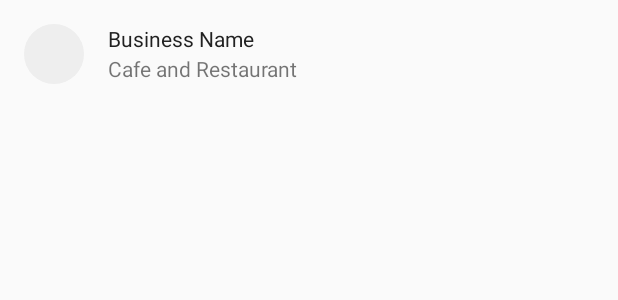
After one commit to thesultanster/Bachata, an Android app: the layout row_checkin_nearest_restaurant.xml on its own in the app's theme, with its tools: preview values and no code run, on a phone screen of 412 x 824 dp. The commit adds this screen. Shown: the top 300 px of the screen. Run offline under Robolectric (Android 15) with nearby library versions, the light colour scheme and no system bars.

Commit message:
BottomSheet Checkin Implementd

```diff
--- a/app/build.gradle
+++ b/app/build.gradle
@@ -9,8 +9,8 @@ android {
         applicationId "com.meetup.uhoo"
         minSdkVersion 19
         targetSdkVersion 24
-        versionCode 7
-        versionName "1.6"
+        versionCode 8
+        versionName "1.7"
         multiDexEnabled true
     }
     buildTypes {
--- /dev/null
+++ b/app/src/main/res/layout/row_checkin_nearest_restaurant.xml
@@ -0,0 +1,49 @@
+<?xml version="1.0" encoding="utf-8"?>
+
+<LinearLayout xmlns:android="http://schemas.android.com/apk/res/android"
+    android:layout_width="match_parent"
+    android:layout_height="wrap_content"
+    android:orientation="vertical">
+
+    <LinearLayout
+        android:layout_width="match_parent"
+        android:layout_height="wrap_content"
+        android:orientation="horizontal"
+        android:padding="16dp">
+
+        <de.hdodenhof.circleimageview.CircleImageView
+            android:id="@+id/profileImage"
+            android:layout_width="40dp"
+            android:layout_height="40dp"
+            android:src="@color/primaryColorLight" />
+
+        <LinearLayout
+            android:layout_width="wrap_content"
+            android:layout_height="40dp"
+            android:layout_marginLeft="16dp"
+            android:orientation="vertical">
+
+            <TextView
+                android:id="@+id/name"
+                android:layout_width="wrap_content"
+                android:layout_height="0dp"
+                android:layout_weight="1"
+                android:text="Business Name"
+                android:textColor="@color/primaryText"
+                android:textSize="14sp" />
+
+            <TextView
+                android:id="@+id/miniBio"
+                android:layout_width="wrap_content"
+                android:layout_height="0dp"
+                android:layout_weight="1"
+                android:text="Cafe and Restaurant"
+                android:textSize="14sp"/>
+
+        </LinearLayout>
+
+    </LinearLayout>
+
+
+
+</LinearLayout>
```
Also changed, not shown: app/src/main/java/com/meetup/uhoo/businesses_nearby/CheckinCafesNearbyDialog.java (added, +61 -0 lines), app/src/main/java/com/meetup/uhoo/businesses_nearby/CheckinCafesNearbyDialogRecyclerAdapter.java (added, +132 -0 lines), app/src/main/java/com/meetup/uhoo/businesses_nearby/PlacePickerActivity.java (added, +7 -0 lines), app/src/main/java/com/meetup/uhoo/businesses_nearby/RestaurantsNearby.java (+28 -1 lines), app/src/main/res/layout/activity_businesses_nearby.xml (+0 -7 lines), app/src/main/res/layout/dialog_checkin_nearest_cafes.xml (added, +12 -0 lines).
